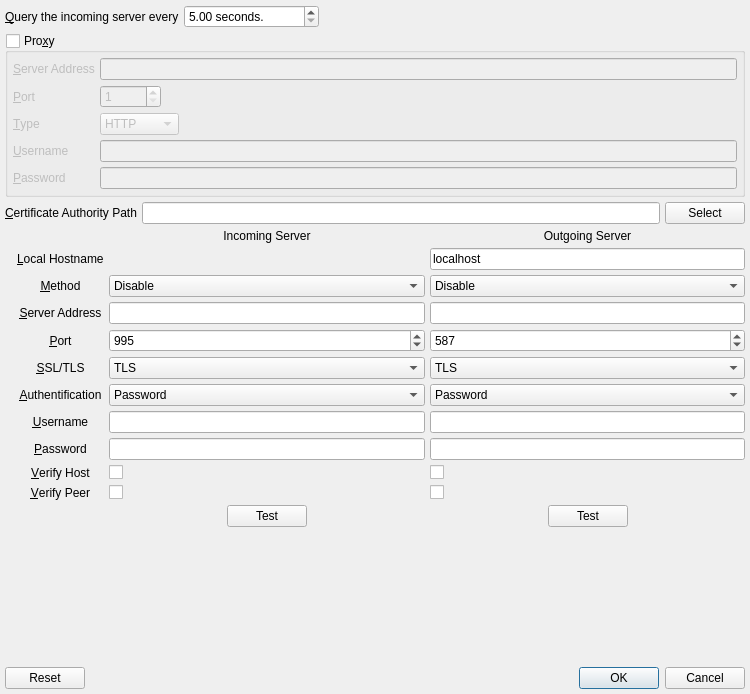
This is branches/trunk/GoldBug-UI/spot-on-poptastic-retrophone-settings.ui in textbrowser/spot-on as Qt 5 draws it before an edit. The edited form follows.
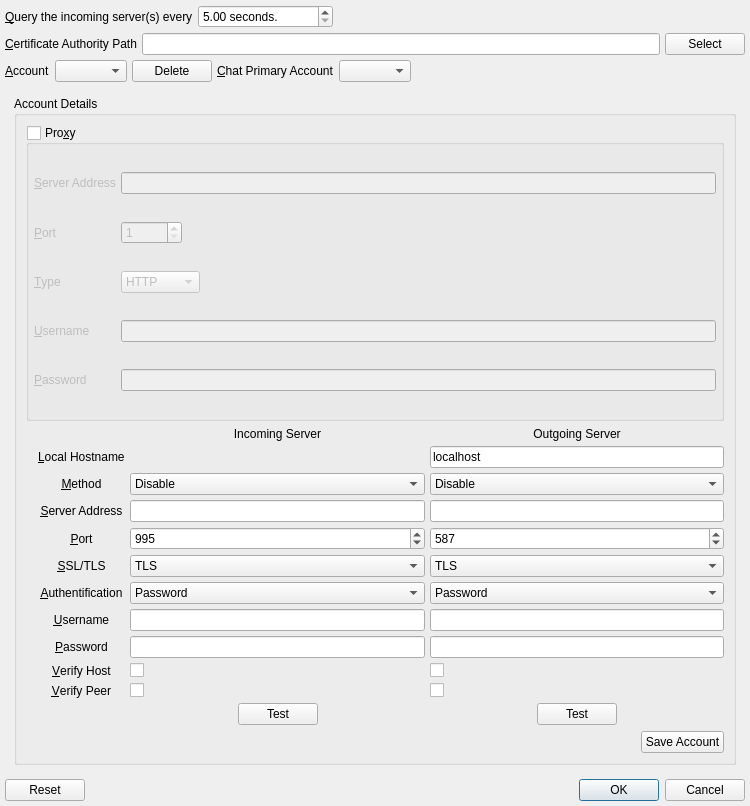
This is the edited form. Icons and pictures are not drawn.

```diff
--- a/branches/trunk/GoldBug-UI/spot-on-poptastic-retrophone-settings.ui
+++ b/branches/trunk/GoldBug-UI/spot-on-poptastic-retrophone-settings.ui
@@ -7,7 +7,7 @@
     <x>0</x>
     <y>0</y>
     <width>750</width>
-    <height>694</height>
+    <height>806</height>
    </rect>
   </property>
   <property name="windowTitle">
@@ -32,7 +32,7 @@
      <item>
       <widget class="QLabel" name="label_99">
        <property name="text">
-        <string>&amp;Query the incoming server every</string>
+        <string>&amp;Query the incoming server(s) every</string>
        </property>
        <property name="buddy">
         <cstring>poptasticRefresh</cstring>
@@ -68,6 +68,115 @@
     </layout>
    </item>
    <item>
+    <layout class="QHBoxLayout" name="horizontalLayout_6">
+     <property name="spacing">
+      <number>5</number>
+     </property>
+     <item>
+      <widget class="QLabel" name="label_17">
+       <property name="text">
+        <string>&amp;Certificate Authority Path</string>
+       </property>
+       <property name="buddy">
+        <cstring>capath</cstring>
+       </property>
+      </widget>
+     </item>
+     <item>
+      <widget class="QLineEdit" name="capath"/>
+     </item>
+     <item>
+      <widget class="QPushButton" name="selectcapath">
+       <property name="text">
+        <string>Select</string>
+       </property>
+      </widget>
+     </item>
+    </layout>
+   </item>
+   <item>
+    <layout class="QHBoxLayout" name="horizontalLayout_8">
+     <item>
+      <widget class="QLabel" name="label_20">
+       <property name="text">
+        <string>&amp;Account</string>
+       </property>
+       <property name="buddy">
+        <cstring>account</cstring>
+       </property>
+      </widget>
+     </item>
+     <item>
+      <widget class="QComboBox" name="account">
+       <property name="sizeAdjustPolicy">
+        <enum>QComboBox::AdjustToContents</enum>
+       </property>
+      </widget>
+     </item>
+     <item>
+      <widget class="QPushButton" name="delete_account">
+       <property name="text">
+        <string>Delete</string>
+       </property>
+      </widget>
+     </item>
+     <item>
+      <widget class="QLabel" name="label_21">
+       <property name="text">
+        <string>&amp;Chat Primary Account</string>
+       </property>
+       <property name="buddy">
+        <cstring>chat_primary_account</cstring>
+       </property>
+      </widget>
+     </item>
+     <item>
+      <widget class="QComboBox" name="chat_primary_account">
+       <property name="sizeAdjustPolicy">
+        <enum>QComboBox::AdjustToContents</enum>
+       </property>
+      </widget>
+     </item>
+     <item>
+      <spacer name="horizontalSpacer_8">
+       <property name="orientation">
+        <enum>Qt::Horizontal</enum>
+       </property>
+       <property name="sizeHint" stdset="0">
+        <size>
+         <width>40</width>
+         <height>20</height>
+        </size>
+       </property>
+      </spacer>
+     </item>
+    </layout>
+   </item>
+   <item>
+    <widget class="QScrollArea" name="scrollArea">
+     <property name="frameShape">
+      <enum>QFrame::NoFrame</enum>
+     </property>
+     <property name="widgetResizable">
+      <bool>true</bool>
+     </property>
+     <widget class="QWidget" name="scrollAreaWidgetContents">
+      <property name="geometry">
+       <rect>
+        <x>0</x>
+        <y>0</y>
+        <width>726</width>
+        <height>669</height>
+       </rect>
+      </property>
+      <layout class="QVBoxLayout" name="verticalLayout_3">
+       <item>
+        <widget class="QGroupBox" name="groupBox">
+         <property name="title">
+          <string>Account Details</string>
+         </property>
+         <layout class="QVBoxLayout" name="verticalLayout_2">
+          <item>
     <widget class="QGroupBox" name="proxy">
      <property name="title">
       <string>Pro&amp;xy</string>
@@ -218,33 +327,6 @@
      </layout>
     </widget>
    </item>
-   <item>
-    <layout class="QHBoxLayout" name="horizontalLayout_6">
-     <property name="spacing">
-      <number>5</number>
-     </property>
-     <item>
-      <widget class="QLabel" name="label_17">
-       <property name="text">
-        <string>&amp;Certificate Authority Path</string>
-       </property>
-       <property name="buddy">
-        <cstring>capath</cstring>
-       </property>
-      </widget>
-     </item>
-     <item>
-      <widget class="QLineEdit" name="capath"/>
-     </item>
-     <item>
-      <widget class="QPushButton" name="selectcapath">
-       <property name="text">
-        <string>Select</string>
-       </property>
-      </widget>
-     </item>
-    </layout>
-   </item>
    <item>
     <layout class="QHBoxLayout" name="horizontalLayout_4">
      <property name="spacing">
@@ -712,17 +794,35 @@
     </layout>
    </item>
    <item>
-    <spacer name="verticalSpacer">
+           <layout class="QHBoxLayout" name="horizontalLayout_9">
+            <item>
+             <spacer name="horizontalSpacer_9">
      <property name="orientation">
-      <enum>Qt::Vertical</enum>
+               <enum>Qt::Horizontal</enum>
      </property>
      <property name="sizeHint" stdset="0">
       <size>
-       <width>20</width>
-       <height>40</height>
+                <width>40</width>
+                <height>20</height>
       </size>
      </property>
     </spacer>
+            </item>
+            <item>
+             <widget class="QPushButton" name="save_account">
+              <property name="text">
+               <string>Save Account</string>
+              </property>
+             </widget>
+            </item>
+           </layout>
+          </item>
+         </layout>
+        </widget>
+       </item>
+      </layout>
+     </widget>
+    </widget>
    </item>
    <item>
     <widget class="QDialogButtonBox" name="buttonBox">
```
Left out of the diff: 9 changed lines with no effect on the pictures. Lines whose indentation alone changed are shown as unchanged.
